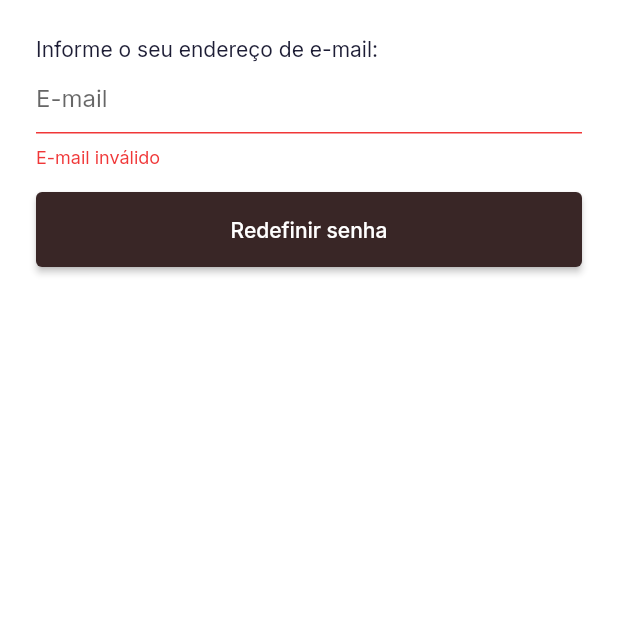
After one commit to lauroduarte/stephanie_nutri, a Flutter app: the ForgotPassword screen opened directly, after a tap on "Redefinir senha", on a phone screen of 412 x 824 dp, the top half of it. The commit adds this screen. Run offline on Flutter 3.47's test engine with Material 2 defaults, Android fonts, the phone set to English and light mode, and no system bars; our stand-ins replace firebase_auth, firebase_core, google_fonts, google_sign_in; missing offline and left inert: flutter_facebook_auth; accounts and stored records are empty; network calls fail.

Commit message:
Tela esqueci minha senha

```diff
--- /dev/null
+++ b/lib/screens/forgot_password.dart
@@ -0,0 +1,67 @@
+import 'package:flutter/material.dart';
+import 'package:provider/provider.dart';
+
+import '../services/authentication_services.dart';
+
+class ForgotPassword extends StatelessWidget {
+  final _emailController = TextEditingController();
+
+  final _formKey = GlobalKey<FormState>();
+  final _scaffoldKey = GlobalKey<ScaffoldState>();
+
+  final snackBar = const SnackBar(
+      content: Text(
+        'E-mail enviado com sucesso',
+        textAlign: TextAlign.center,
+      ));
+
+  ForgotPassword({Key? key}) : super(key: key);
+
+  @override
+  Widget build(BuildContext context) {
+    return Scaffold(
+      key: _scaffoldKey,
+      body: SafeArea(
+        child: Form(
+          key: _formKey,
+          child: ListView(
+            padding: const EdgeInsets.all(24),
+            children: [
+              Text('Informe o seu endereço de e-mail:'),
+              TextFormField(
+                controller: _emailController,
+                decoration: const InputDecoration(hintText: 'E-mail'),
+                  validator: (text) {
+                    if (text == null || text.isEmpty || !text.contains('@')) {
+                      return 'E-mail inválido';
+                    } else {
+                      return null;
+                    }
+                  }),
+              const SizedBox(height: 16),
+              SizedBox(
+                height: 50,
+                child: ElevatedButton(
+                  child: const Text(
+                    'Redefinir senha',
+                  ),
+                  onPressed: () async {
+                    FocusScopeNode currentFocus = FocusScope.of(context);
+                    if (_formKey.currentState!.validate()) {
+                      await context.read<AuthenticationService>().sendPasswordResetEmail(_emailController.text);
+
+                      if (!currentFocus.hasPrimaryFocus) {
+                        currentFocus.unfocus();
+                      }
+                      ScaffoldMessenger.of(context).showSnackBar(snackBar);
+                    }
+                  },
+                ),
+              ),
+            ],
+          ),
+        ),
+      )
+    );
+  }
+}
```
Also changed, not shown: lib/screens/sign_in_page.dart (+13 -5 lines), lib/services/authentication_services.dart (+11 -0 lines).
